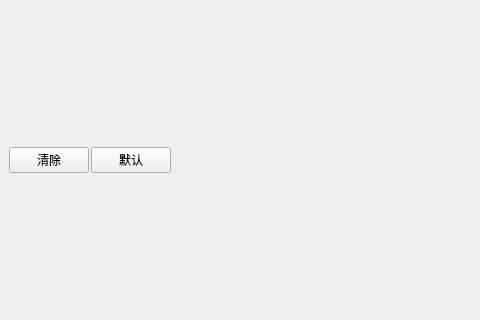
The window that src/yuzu/configuration/configure_debug_controller.ui (formylover/yuzu-early-access) describes before a commit, drawn with Qt 5; both pictures show x 0 to 480 and y 90 to 410 of the 780 by 500 pixel window.
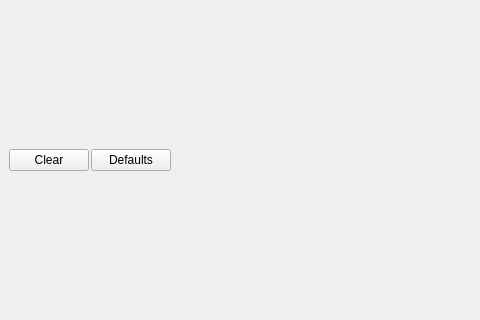
The same window after the commit.

What changed in the file:
```diff
--- a/src/yuzu/configuration/configure_debug_controller.ui
+++ b/src/yuzu/configuration/configure_debug_controller.ui
@@ -37,14 +37,14 @@
      <item>
       <widget class="QPushButton" name="clear_all_button">
        <property name="text">
-        <string>清除</string>
+        <string>Clear</string>
        </property>
       </widget>
      </item>
      <item>
       <widget class="QPushButton" name="restore_defaults_button">
        <property name="text">
-        <string>默认</string>
+        <string>Defaults</string>
        </property>
       </widget>
      </item>
```
Left out of the diff: 2 changed lines with no effect on the pictures.
